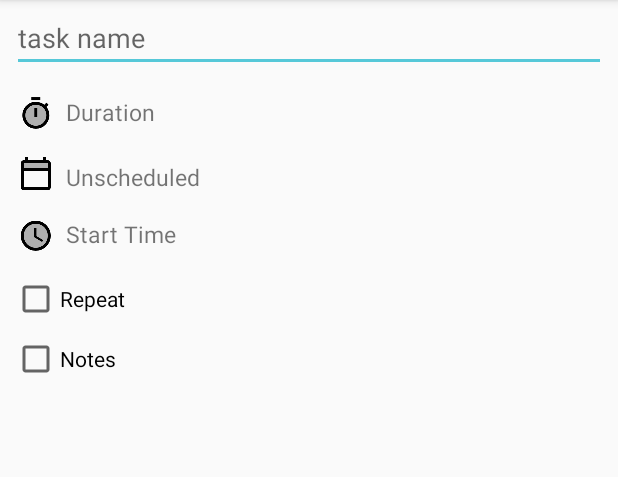
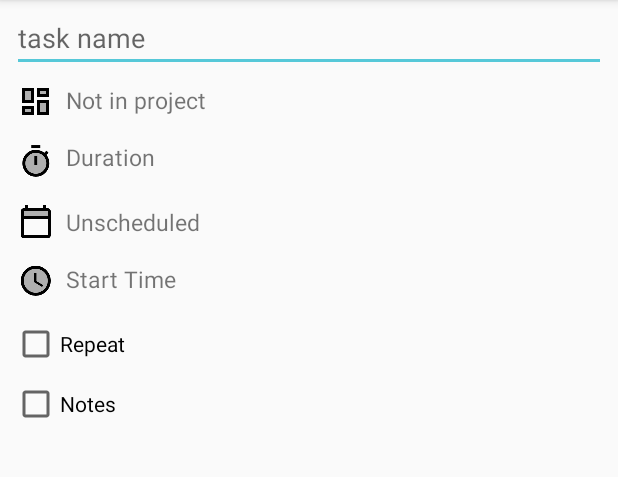
Before and after one commit to keinix/protoflow, an Android app: the AddEditTaskActivity screen opened directly, with no data from a screen before it, on a phone screen of 412 x 824 dp, the part 84-561 px from its top. Run offline under Robolectric (Android 15) with nearby library versions, the phone set to English and light mode, and no system bars; our stand-ins replace ButterKnife, Dagger/Hilt's generated code.

Commit message:
added project section to addEditTask menu in UI

```diff
--- a/app/src/main/java/io/keinix/protoflow/tasks/TasksActivity.java
+++ b/app/src/main/java/io/keinix/protoflow/tasks/TasksActivity.java
@@ -6,6 +6,7 @@ import android.arch.lifecycle.ViewModelProvider;
 import android.arch.lifecycle.ViewModelProviders;
 import android.content.Intent;
 import android.os.Bundle;
+import android.support.annotation.NonNull;
 import android.support.annotation.Nullable;
 import android.support.design.widget.FloatingActionButton;
 import android.support.design.widget.NavigationView;
@@ -123,7 +124,7 @@ public class TasksActivity extends DaggerAppCompatActivity
     }
 
     @Override
-    public boolean onNavigationItemSelected(MenuItem item) {
+    public boolean onNavigationItemSelected(@NonNull MenuItem item) {
         int id = item.getItemId();
 
         switch (id) {
--- a/app/src/main/res/layout/activity_add_edit_task.xml
+++ b/app/src/main/res/layout/activity_add_edit_task.xml
@@ -28,6 +28,41 @@
             app:layout_constraintTop_toTopOf="parent"/>
 
         <ImageButton
+            android:id="@+id/image_button_project"
+            android:layout_width="wrap_content"
+            android:layout_height="wrap_content"
+            android:layout_marginStart="12dp"
+            android:layout_marginTop="8dp"
+            android:background="@null"
+            android:src="@drawable/ic_project_black_24"
+            app:layout_constraintStart_toStartOf="parent"
+            app:layout_constraintTop_toBottomOf="@+id/edit_text_task_name"/>
+
+        <TextView
+            android:id="@+id/text_view_project"
+            android:layout_width="wrap_content"
+            android:layout_height="22dp"
+            android:layout_marginStart="8dp"
+            android:layout_marginTop="8dp"
+            android:paddingRight="200dp"
+            android:text="@string/add_task_not_in_project"
+            android:textSize="15sp"
+            app:layout_constraintStart_toEndOf="@+id/image_button_project"
+            app:layout_constraintTop_toBottomOf="@+id/edit_text_task_name"/>
+
+        <ImageButton
+            android:id="@+id/image_button_cancel_project"
+            android:layout_width="wrap_content"
+            android:layout_height="wrap_content"
+            android:layout_marginStart="8dp"
+            android:background="@null"
+            android:src="@drawable/ic_round_cancel_white_18"
+            android:tint="@color/cancel"
+            android:visibility="invisible"
+            app:layout_constraintStart_toEndOf="@+id/text_view_project"
+            app:layout_constraintTop_toTopOf="@+id/text_view_project"/>
+
+        <ImageButton
             android:id="@+id/image_button_timer"
             android:layout_width="wrap_content"
             android:layout_height="wrap_content"
@@ -36,7 +71,7 @@
             android:background="@null"
             android:src="@drawable/ic_timer_black_24"
             app:layout_constraintStart_toStartOf="parent"
-            app:layout_constraintTop_toBottomOf="@+id/edit_text_task_name"/>
+            app:layout_constraintTop_toBottomOf="@+id/image_button_project"/>
 
         <TextView
             android:id="@+id/text_view_duration"
@@ -45,23 +80,22 @@
             android:layout_marginStart="8dp"
             android:layout_marginTop="16dp"
             android:paddingRight="200dp"
+            android:text="@string/add_task_duration"
             android:textSize="15sp"
-            android:text="@string/add_task_duration"
             app:layout_constraintStart_toEndOf="@+id/image_button_scheduled"
-            app:layout_constraintTop_toBottomOf="@+id/edit_text_task_name"/>
+            app:layout_constraintTop_toBottomOf="@+id/text_view_project"/>
 
         <ImageButton
             android:id="@+id/image_button_cancel_duration"
             android:layout_width="wrap_content"
             android:layout_height="wrap_content"
             android:layout_marginStart="8dp"
-            android:layout_marginTop="20dp"
             android:background="@null"
             android:src="@drawable/ic_round_cancel_white_18"
             android:tint="@color/cancel"
+            android:visibility="invisible"
             app:layout_constraintStart_toEndOf="@+id/text_view_duration"
-            app:layout_constraintTop_toBottomOf="@+id/edit_text_task_name"
-            android:visibility="invisible"/>
+            app:layout_constraintTop_toTopOf="@+id/text_view_duration"/>
 
         <ImageButton
             android:id="@+id/image_button_scheduled"
@@ -91,13 +125,12 @@
             android:layout_width="wrap_content"
             android:layout_height="wrap_content"
             android:layout_marginStart="8dp"
-            android:layout_marginTop="23dp"
             android:background="@null"
             android:src="@drawable/ic_round_cancel_white_18"
             android:tint="@color/cancel"
             android:visibility="invisible"
             app:layout_constraintStart_toEndOf="@+id/text_view_start_date"
-            app:layout_constraintTop_toBottomOf="@+id/text_view_duration"/>
+            app:layout_constraintTop_toTopOf="@+id/text_view_start_date"/>
 
         <ImageButton
             android:id="@+id/image_button_start_time"
--- a/app/src/main/res/values/strings.xml
+++ b/app/src/main/res/values/strings.xml
@@ -24,6 +24,7 @@
     <string name="add_task_start_time">Start Time</string>
     <string name="add_task_notes">Notes</string>
     <string name="add_task_task_name">task name</string>
+    <string name="add_task_not_in_project">Not in project</string>
 
     <string name="tasks_toolbar_title_today">Today</string>
     <string name="tasks_toolbar_title_7_days">Next 7 Days</string>
```
